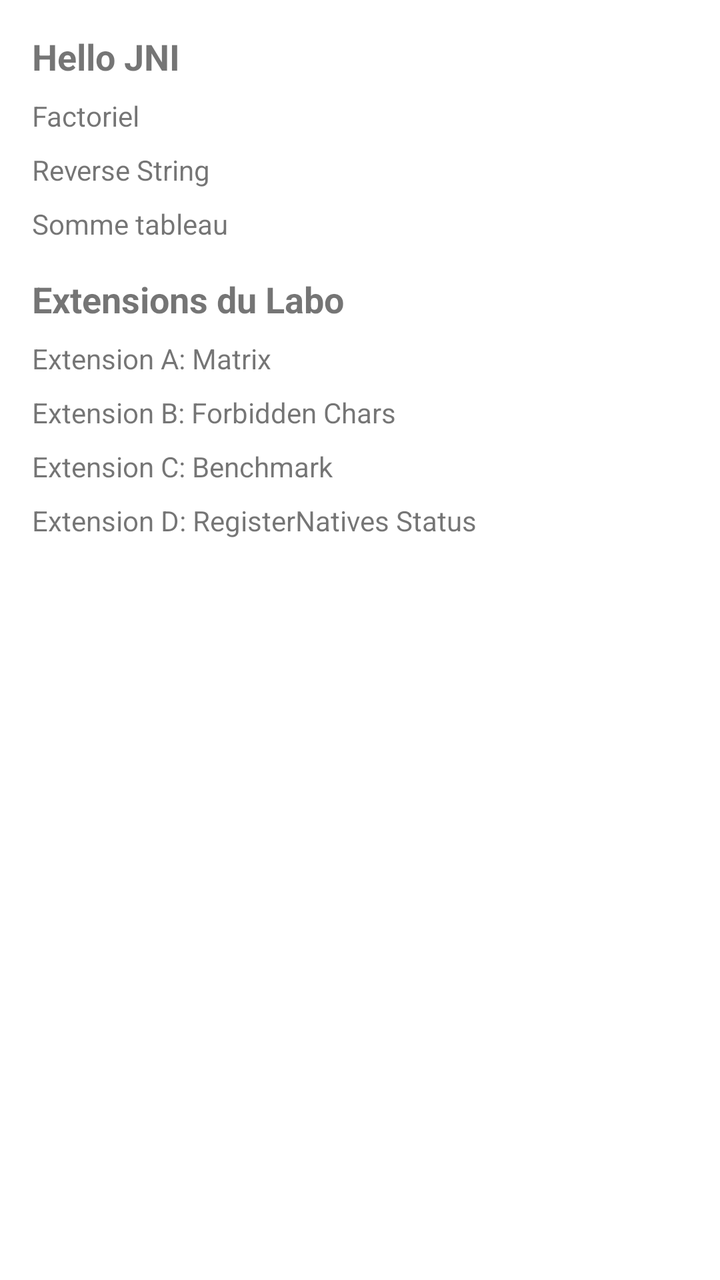
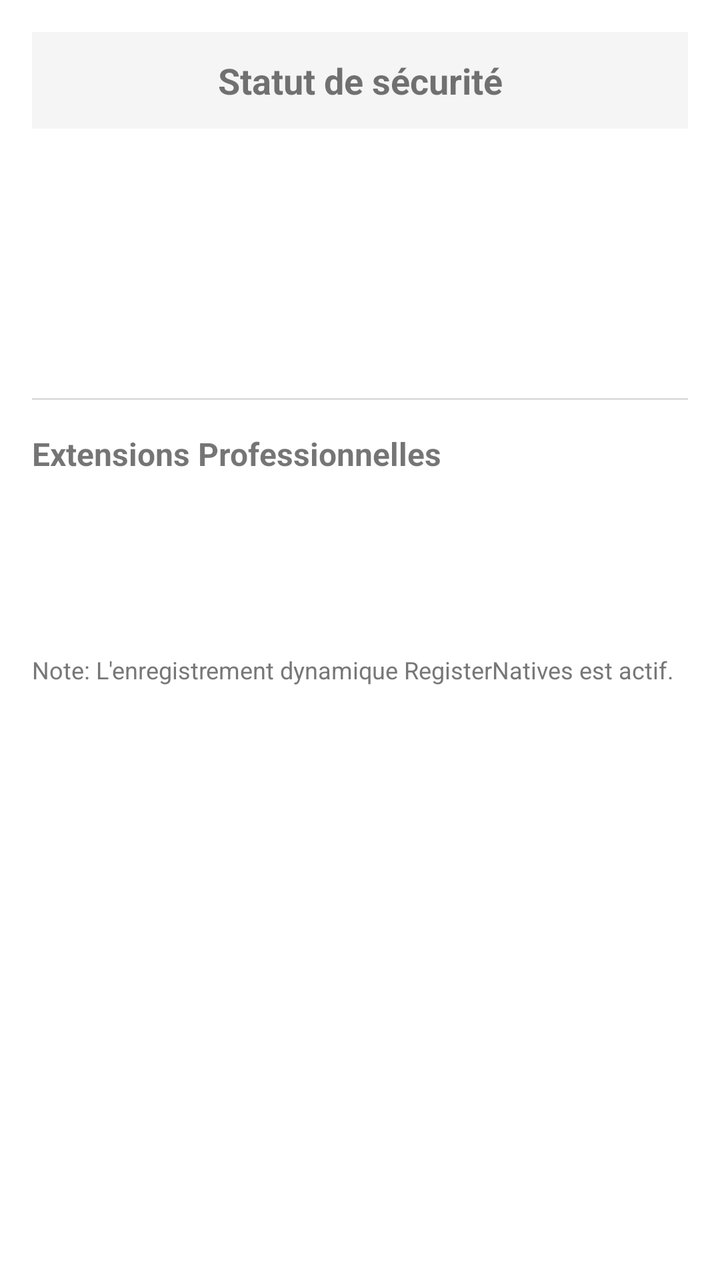

Before-and-after screenshots of an Android layout around one commit, followed by the original layout XML and the change that was made.
<!-- AndroidManifest.xml: application theme Theme.JNIDemo -->
<!-- res/layout/activity_main.xml -->
<?xml version="1.0" encoding="utf-8"?>
<ScrollView xmlns:android="http://schemas.android.com/apk/res/android"
    android:layout_width="match_parent"
    android:layout_height="match_parent">

    <LinearLayout
        android:layout_width="match_parent"
        android:layout_height="wrap_content"
        android:orientation="vertical"
        android:padding="16dp">

        <TextView
            android:id="@+id/tvHello"
            android:layout_width="match_parent"
            android:layout_height="wrap_content"
            android:text="Hello JNI"
            android:textSize="18sp"
            android:paddingBottom="8dp"
            android:textStyle="bold" />

        <TextView
            android:id="@+id/tvFact"
            android:layout_width="match_parent"
            android:layout_height="wrap_content"
            android:text="Factoriel"
            android:paddingBottom="8dp" />

        <TextView
            android:id="@+id/tvReverse"
            android:layout_width="match_parent"
            android:layout_height="wrap_content"
            android:text="Reverse String"
            android:paddingBottom="8dp" />

        <TextView
            android:id="@+id/tvArray"
            android:layout_width="match_parent"
            android:layout_height="wrap_content"
            android:text="Somme tableau"
            android:paddingBottom="16dp" />

        
        <TextView
            android:layout_width="match_parent"
            android:layout_height="wrap_content"
            android:text="Extensions du Labo"
            android:textSize="18sp"
            android:textStyle="bold"
            android:paddingBottom="8dp" />

        <TextView
            android:id="@+id/tvMatrix"
            android:layout_width="match_parent"
            android:layout_height="wrap_content"
            android:text="Extension A: Matrix"
            android:paddingBottom="8dp" />

        <TextView
            android:id="@+id/tvForbidden"
            android:layout_width="match_parent"
            android:layout_height="wrap_content"
            android:text="Extension B: Forbidden Chars"
            android:paddingBottom="8dp" />

        <TextView
            android:id="@+id/tvBenchmark"
            android:layout_width="match_parent"
            android:layout_height="wrap_content"
            android:text="Extension C: Benchmark"
            android:paddingBottom="8dp" />

        <TextView
            android:id="@+id/tvRegisterNatives"
            android:layout_width="match_parent"
            android:layout_height="wrap_content"
            android:text="Extension D: RegisterNatives Status"
            android:paddingBottom="8dp" />

    </LinearLayout>
</ScrollView>
<!-- resources referenced by this layout -->
<resources>
  <style name="Theme.JNIDemo" parent="Theme.MaterialComponents.DayNight.DarkActionBar">
          
          <item name="colorPrimary">@color/purple_500</item>
          <item name="colorPrimaryVariant">@color/purple_700</item>
          <item name="colorOnPrimary">@color/white</item>
          
          <item name="colorSecondary">@color/teal_200</item>
          <item name="colorSecondaryVariant">@color/teal_700</item>
          <item name="colorOnSecondary">@color/black</item>
          
          <item name="android:statusBarColor">?attr/colorPrimaryVariant</item>
          
      </style>
  <color name="purple_500">#FF6200EE</color>
  <color name="purple_700">#FF3700B3</color>
  <color name="white">#FFFFFFFF</color>
  <color name="teal_200">#FF03DAC5</color>
  <color name="teal_700">#FF018786</color>
  <color name="black">#FF000000</color>
</resources>

<!-- the commit's change to res/layout/activity_main.xml (unified diff, before → after) -->
@@ -10,71 +10,81 @@
         android:padding="16dp">
 
         <TextView
+            android:id="@+id/tvStatus"
+            android:layout_width="match_parent"
+            android:layout_height="wrap_content"
+            android:text="Statut de sécurité"
+            android:textSize="18sp"
+            android:textStyle="bold"
+            android:gravity="center"
+            android:padding="12dp"
+            android:background="#F5F5F5"
+            android:layout_marginBottom="16dp"/>
+
+        <TextView
             android:id="@+id/tvHello"
             android:layout_width="match_parent"
             android:layout_height="wrap_content"
-            android:text="Hello JNI"
-            android:textSize="18sp"
-            android:paddingBottom="8dp"
-            android:textStyle="bold" />
+            android:textSize="16sp"
+            android:paddingBottom="8dp" />
 
         <TextView
             android:id="@+id/tvFact"
             android:layout_width="match_parent"
             android:layout_height="wrap_content"
-            android:text="Factoriel"
             android:paddingBottom="8dp" />
 
         <TextView
             android:id="@+id/tvReverse"
             android:layout_width="match_parent"
             android:layout_height="wrap_content"
-            android:text="Reverse String"
             android:paddingBottom="8dp" />
 
         <TextView
             android:id="@+id/tvArray"
             android:layout_width="match_parent"
             android:layout_height="wrap_content"
-            android:text="Somme tableau"
             android:paddingBottom="16dp" />
 
-        
+        <View
+            android:layout_width="match_parent"
+            android:layout_height="1dp"
+            android:background="#DDDDDD"
+            android:layout_marginBottom="16dp" />
+
         <TextView
             android:layout_width="match_parent"
             android:layout_height="wrap_content"
-            android:text="Extensions du Labo"
-            android:textSize="18sp"
+            android:text="Extensions Professionnelles"
             android:textStyle="bold"
+            android:textSize="16sp"
             android:paddingBottom="8dp" />
 
         <TextView
             android:id="@+id/tvMatrix"
             android:layout_width="match_parent"
             android:layout_height="wrap_content"
-            android:text="Extension A: Matrix"
             android:paddingBottom="8dp" />
 
         <TextView
             android:id="@+id/tvForbidden"
             android:layout_width="match_parent"
             android:layout_height="wrap_content"
-            android:text="Extension B: Forbidden Chars"
             android:paddingBottom="8dp" />
 
         <TextView
             android:id="@+id/tvBenchmark"
             android:layout_width="match_parent"
             android:layout_height="wrap_content"
-            android:text="Extension C: Benchmark"
             android:paddingBottom="8dp" />
 
         <TextView
-            android:id="@+id/tvRegisterNatives"
+            android:id="@+id/tvDetails"
             android:layout_width="match_parent"
             android:layout_height="wrap_content"
-            android:text="Extension D: RegisterNatives Status"
-            android:paddingBottom="8dp" />
+            android:textSize="12sp"
+            android:textColor="#777777"
+            android:text="Note: L'enregistrement dynamique RegisterNatives est actif." />
 
     </LinearLayout>
 </ScrollView>
